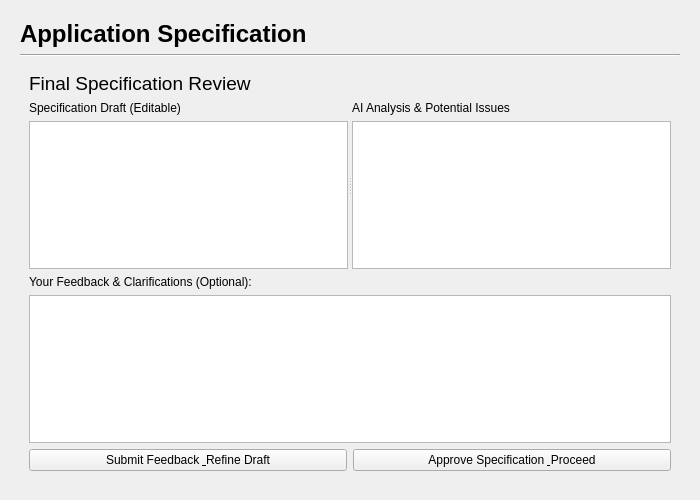
Before: the Qt Designer form gui/spec_elaboration_page.ui in mariolewis/asdf_factory, drawn with Qt 5.
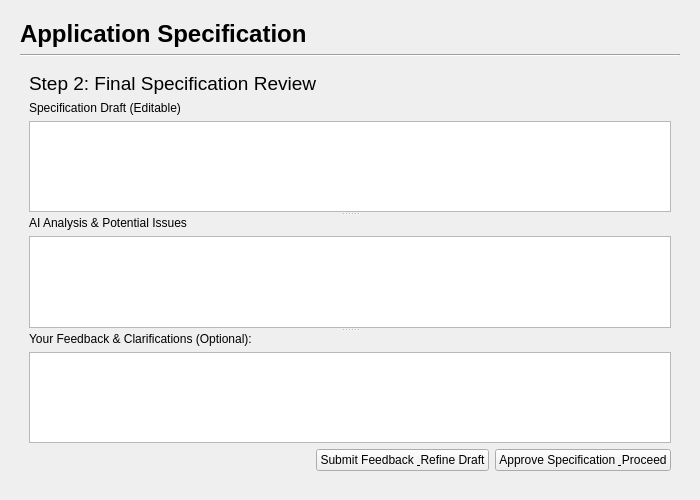
After: the same form once the commit is applied. The open tabs and pages were chosen to show the change.

```diff
--- a/gui/spec_elaboration_page.ui
+++ b/gui/spec_elaboration_page.ui
@@ -231,7 +231,7 @@
        <item>
         <widget class="QLabel" name="finalReviewHeaderLabel">
          <property name="text">
-          <string>Final Specification Review</string>
+          <string>Step 2: Final Specification Review</string>
          </property>
          <property name="styleSheet">
           <string notr="true">font-size: 14pt;</string>
@@ -241,9 +241,9 @@
        <item>
         <widget class="QSplitter" name="splitter">
          <property name="orientation">
-          <enum>Qt::Horizontal</enum>
+          <enum>Qt::Vertical</enum>
          </property>
-         <widget class="QWidget" name="">
+         <widget class="QWidget" name="specDraftPane">
           <layout class="QVBoxLayout" name="verticalLayout_7">
            <item>
             <widget class="QLabel" name="specDraftLabel">
@@ -257,7 +257,7 @@
            </item>
           </layout>
          </widget>
-         <widget class="QWidget" name="">
+         <widget class="QWidget" name="aiIssuesPane">
           <layout class="QVBoxLayout" name="verticalLayout_8">
            <item>
             <widget class="QLabel" name="aiIssuesLabel">
@@ -275,8 +275,8 @@
            </item>
           </layout>
          </widget>
-        </widget>
-       </item>
+         <widget class="QWidget" name="feedbackPane">
+          <layout class="QVBoxLayout" name="verticalLayout_10">
        <item>
         <widget class="QLabel" name="feedbackLabel">
          <property name="text">
@@ -287,8 +287,25 @@
        <item>
         <widget class="QPlainTextEdit" name="feedbackTextEdit"/>
        </item>
+          </layout>
+         </widget>
+        </widget>
+       </item>
        <item>
         <layout class="QHBoxLayout" name="horizontalLayout_2">
+         <item>
+          <spacer name="horizontalSpacer_3">
+           <property name="orientation">
+            <enum>Qt::Horizontal</enum>
+           </property>
+           <property name="sizeHint" stdset="0">
+            <size>
+             <width>40</width>
+             <height>20</height>
+            </size>
+           </property>
+          </spacer>
+         </item>
          <item>
           <widget class="QPushButton" name="submitFeedbackButton">
            <property name="text">
```
Lines whose indentation alone changed are shown as unchanged.
